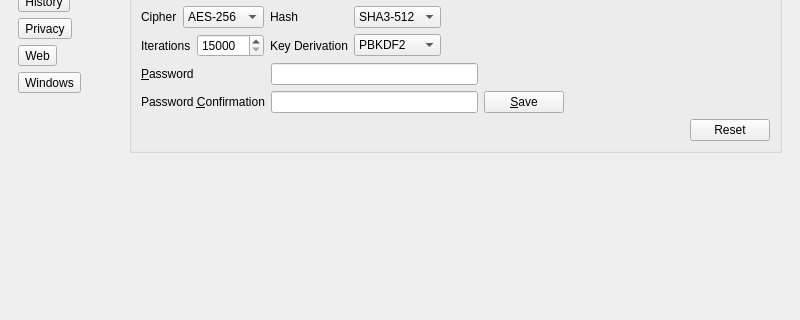
The window that 2.x/UI/dooble_settings.ui (textbrowser/dooble) describes before a commit, drawn with Qt 5; both pictures show x 0 to 800 and y 81 to 401 of the 800 by 700 pixel window.
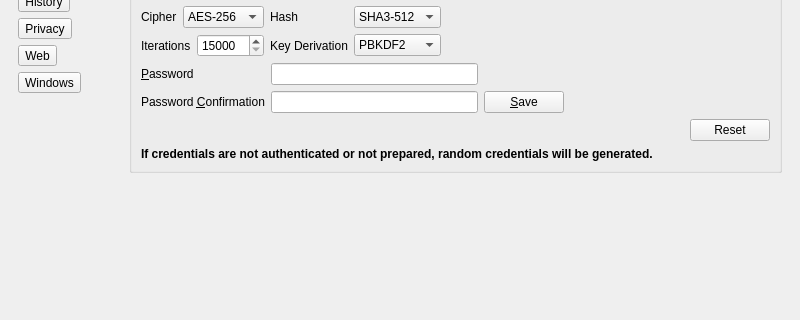
The same window after the commit. The open tabs and pages were chosen to show the change. Icons and pictures are not drawn.

Commit message: Random keys.

The edit to the form file:
```diff
--- a/2.x/UI/dooble_settings.ui
+++ b/2.x/UI/dooble_settings.ui
@@ -577,6 +577,22 @@
                </item>
               </layout>
              </item>
+             <item>
+              <widget class="QLabel" name="label_12">
+               <property name="font">
+                <font>
+                 <weight>75</weight>
+                 <bold>true</bold>
+                </font>
+               </property>
+               <property name="text">
+                <string>If credentials are not authenticated or not prepared, random credentials will be generated.</string>
+               </property>
+               <property name="wordWrap">
+                <bool>true</bool>
+               </property>
+              </widget>
+             </item>
             </layout>
            </widget>
           </item>
```
Left out of the diff: 2 changed lines with no effect on the pictures. The commit also changes 1 other file.
